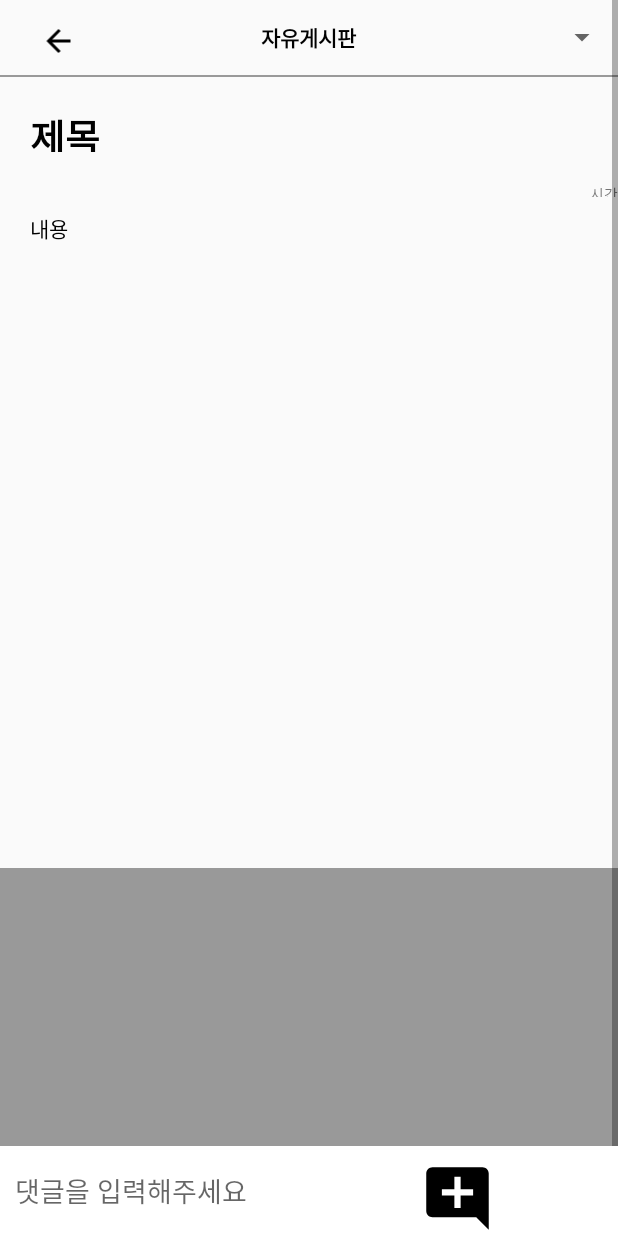
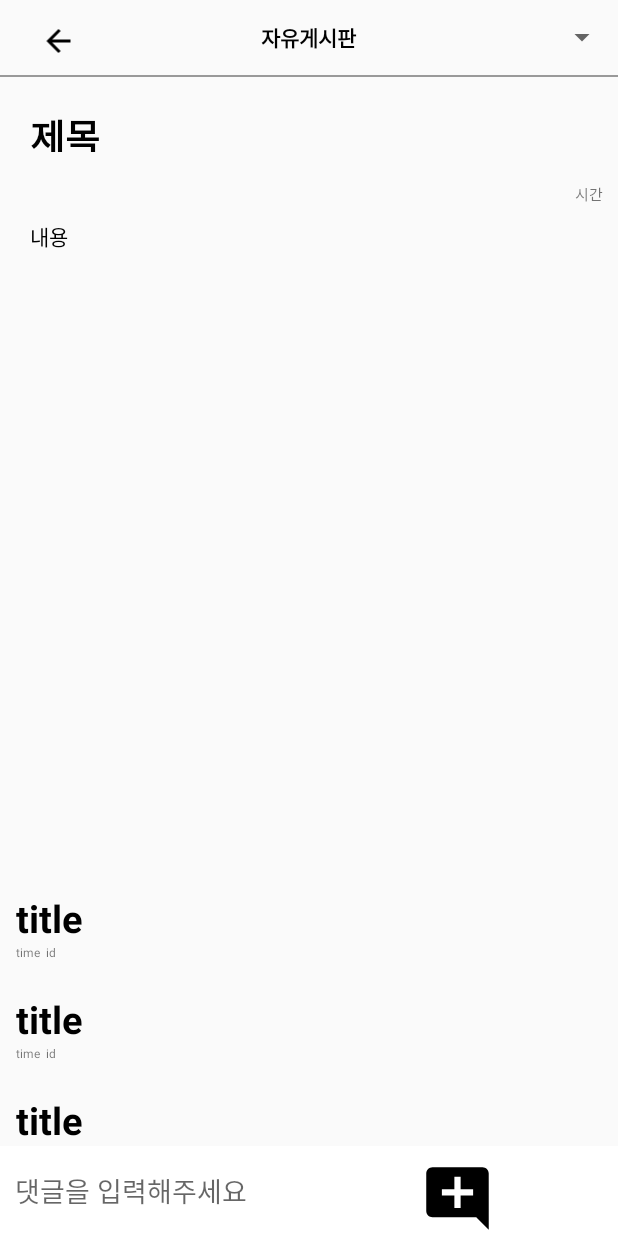
Before and after one commit to HSKIM9337/KNUnity, an Android app: the layout activity_board_inside.xml on its own in the app's theme, with its tools: preview values and no code run, on a phone screen of 412 x 824 dp. Run offline under Robolectric (Android 15) with nearby library versions, the phone set to English and light mode, and no system bars.

Commit message:
11-30com

```diff
--- a/app/src/main/java/com/example/knunity/board/BoardModel.kt
+++ b/app/src/main/java/com/example/knunity/board/BoardModel.kt
@@ -2,7 +2,7 @@ package com.example.knunity.board
 
 import java.io.Serializable
 
-//
+
 data class BoardModel (
     val key: String="",
     val uid: String="",
--- a/app/src/main/java/com/example/knunity/board/CommentAdapter.kt
+++ b/app/src/main/java/com/example/knunity/comment/CommentAdapter.kt
@@ -1,9 +1,8 @@
-package com.example.knunity.board
+package com.example.knunity.comment
 
 import android.view.LayoutInflater
 import android.view.ViewGroup
 import androidx.recyclerview.widget.RecyclerView
-import com.example.knunity.comment.CommentModel
 import com.example.knunity.databinding.CommentListItemBinding
 
 class CommentAdapter :
--- a/app/src/main/java/com/example/knunity/board/CommentHolder.kt
+++ b/app/src/main/java/com/example/knunity/comment/CommentHolder.kt
@@ -1,4 +1,4 @@
-package com.example.knunity.board
+package com.example.knunity.comment
 
 import androidx.recyclerview.widget.RecyclerView
 import com.example.knunity.comment.CommentModel
@@ -12,6 +12,8 @@ class CommentHolder(private val binding: CommentListItemBinding)
         with(binding) {
             titleCo.text = data.commentTitle
             timeCo.text=data.commentCreatedTime
+            uidTv.text=data.commenteryUid
+
 //            titleTv.text = data.title
 //            contentsTv.text = data.contents
 //            timeTv.text = data.time
--- a/app/src/main/java/com/example/knunity/comment/CommentModel.kt
+++ b/app/src/main/java/com/example/knunity/comment/CommentModel.kt
@@ -1,6 +1,9 @@
 package com.example.knunity.comment
+
+import java.io.Serializable
 
 data class CommentModel (
     val commentTitle : String="",
-    val commentCreatedTime : String=""
+    val commentCreatedTime : String="",
+    val commenteryUid : String=""
 )
--- a/app/src/main/java/com/example/knunity/board/CommentUtill.kt
+++ b/app/src/main/java/com/example/knunity/comment/CommentUtill.kt
@@ -1,7 +1,6 @@
-package com.example.knunity.board
+package com.example.knunity.comment
 
 import androidx.recyclerview.widget.DiffUtil
-import com.example.knunity.comment.CommentModel
 
 class CommentUtill : DiffUtil.ItemCallback<CommentModel>() {
     override fun areItemsTheSame(oldItem: CommentModel, newItem: CommentModel): Boolean {
--- a/app/src/main/res/layout/activity_board_inside.xml
+++ b/app/src/main/res/layout/activity_board_inside.xml
@@ -1,5 +1,7 @@
 <?xml version="1.0" encoding="utf-8"?>
-<LinearLayout xmlns:android="http://schemas.android.com/apk/res/android"
+
+<LinearLayout
+    xmlns:android="http://schemas.android.com/apk/res/android"
     xmlns:app="http://schemas.android.com/apk/res-auto"
     xmlns:tools="http://schemas.android.com/tools"
     android:layout_width="match_parent"
@@ -10,7 +12,7 @@
         android:layout_width="match_parent"
         android:layout_height="match_parent">
 
-        <ScrollView
+        <androidx.core.widget.NestedScrollView
             android:layout_width="match_parent"
             android:layout_height="match_parent">
 
@@ -76,10 +78,11 @@
                 <TextView
                     android:id="@+id/timePage"
                     android:layout_width="match_parent"
-                    android:layout_height="10dp"
+                    android:layout_height="wrap_content"
                     android:gravity="right"
                     android:text="시간"
-                    android:textSize="10sp" />
+                    android:textSize="10sp"
+                    android:layout_marginRight="10dp"/>
 
 
                 <TextView
@@ -98,6 +101,7 @@
                     android:layout_margin="10dp"
                     android:layout_gravity="center" />
 
+
                 <Button
                     android:visibility="invisible"
                     android:id="@+id/updateBt"
@@ -112,15 +116,10 @@
                     android:layout_height="wrap_content"
                     android:layout_gravity="right"
                     android:text="삭제" />
-
-                <ListView
+                <androidx.recyclerview.widget.RecyclerView
+                    android:id="@+id/rv_list2"
                     android:layout_width="match_parent"
-                    android:layout_height="300dp"
-                    android:background="#999999" />
-                <androidx.recyclerview.widget.RecyclerView
-                    android:id="@+id/rv_list"
-                    android:layout_width="0dp"
-                    android:layout_height="0dp"
+                    android:layout_height="wrap_content"
                     android:scrollbars="vertical"
                     app:layout_constraintBottom_toBottomOf="parent"
                     app:layout_constraintEnd_toEndOf="parent"
@@ -128,10 +127,15 @@
                     app:layout_constraintTop_toTopOf="parent"
                     tools:listitem="@layout/comment_list_item" />
 
+                <!--ListView
+                    android:layout_width="match_parent"
+                    android:layout_height="300dp"
+                    android:background="#999999" /-->
+
 
             </LinearLayout>
 
-        </ScrollView>
+        </androidx.core.widget.NestedScrollView>
 
         <LinearLayout
             android:layout_width="match_parent"
```
Also changed, not shown: app/src/main/AndroidManifest.xml (+7 -2 lines), app/src/main/java/com/example/knunity/board/BoardInsideActivity.kt (+36 -69 lines), app/src/main/java/com/example/knunity/board/BoardWriteActivity.kt (+4 -19 lines).
